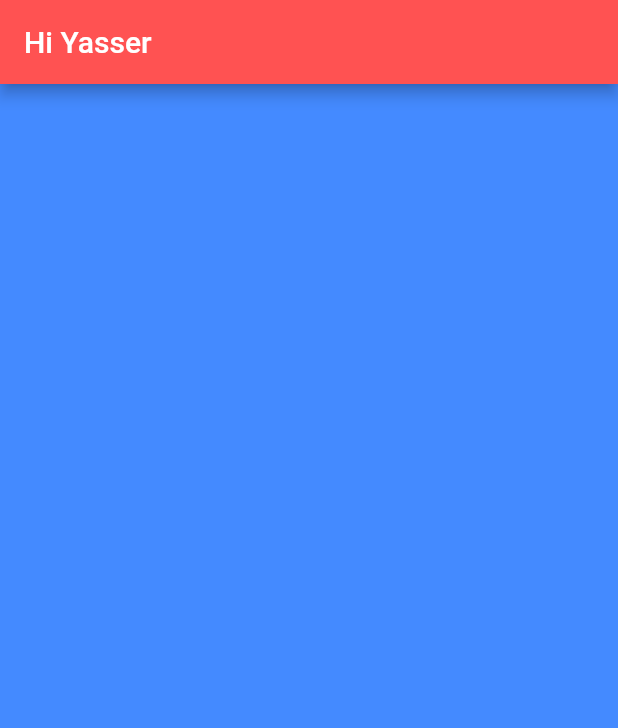
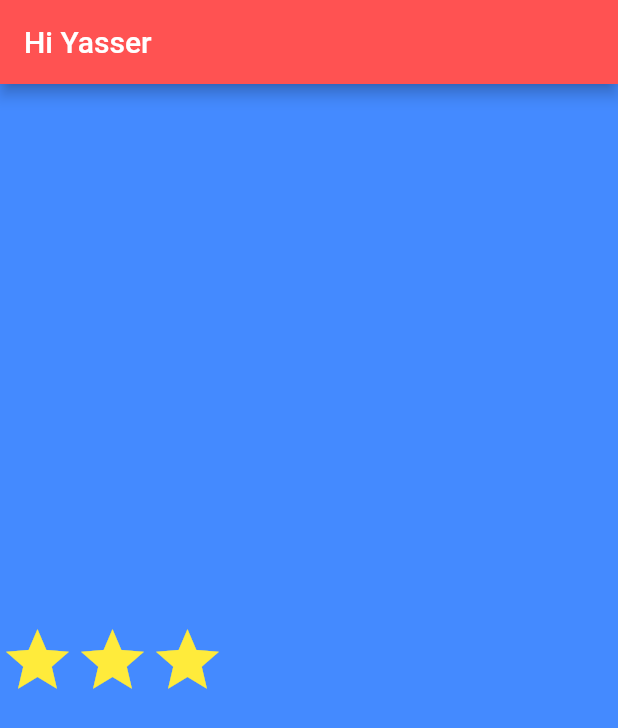
Before and after one commit to yasser2020/Business-Card, a Flutter app: the screen it shows after launch, on a phone screen of 412 x 824 dp. Shown: the top 728 px of the screen. Run offline on Flutter 3.47's test engine with Material 2 defaults, Android fonts, the phone set to English and light mode, and no system bars.

```diff
--- a/lib/main.dart
+++ b/lib/main.dart
@@ -12,8 +12,10 @@ class MyApp extends StatelessWidget {
             backgroundColor: Colors.blueAccent,
             appBar: AppBar(title: Text("Hi Yasser"), backgroundColor: Colors.redAccent),
             body: SafeArea(
-                child: Column(crossAxisAlignment: CrossAxisAlignment.start, children: [
-              Container(color: Colors.yellow)
+                child: Row(crossAxisAlignment: CrossAxisAlignment.stretch, children: [
+              Icon(Icons.star, size: 50, color: Colors.yellow),
+              Icon(Icons.star, size: 50, color: Colors.yellow),
+              Icon(Icons.star, size: 50, color: Colors.yellow),
             ]))));
   }
 }
```
Also changed, not shown: 1 other file.
